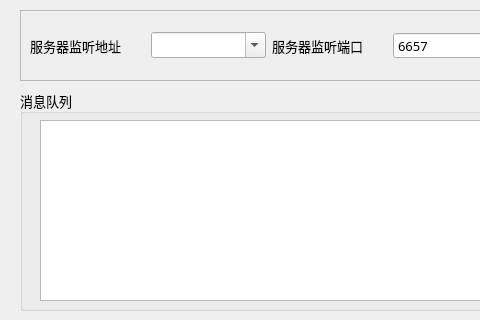
Before: the Qt Designer form CSFileTransferTools/filetransfertoolsdialog.ui in a1263221841-sudo/C-S-File-Transfer-Tools, drawn with Qt 5; both pictures show x 0 to 480 and y 0 to 320 of the 800 by 600 pixel window.
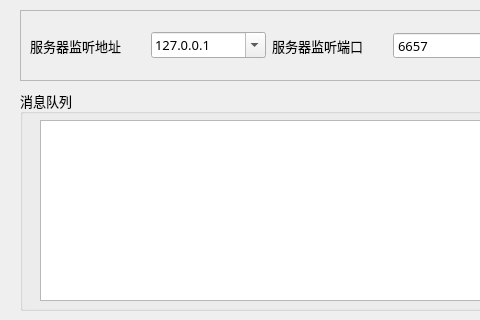
After: the same form once the commit is applied. Icons and pictures are not drawn.

What changed in the file:
```diff
--- a/CSFileTransferTools/filetransfertoolsdialog.ui
+++ b/CSFileTransferTools/filetransfertoolsdialog.ui
@@ -73,7 +73,7 @@
         <bool>true</bool>
        </property>
        <property name="currentText">
-        <string/>
+        <string>127.0.0.1</string>
        </property>
       </widget>
      </item>
```
Left out of the diff: 16 changed lines with no effect on the pictures.
